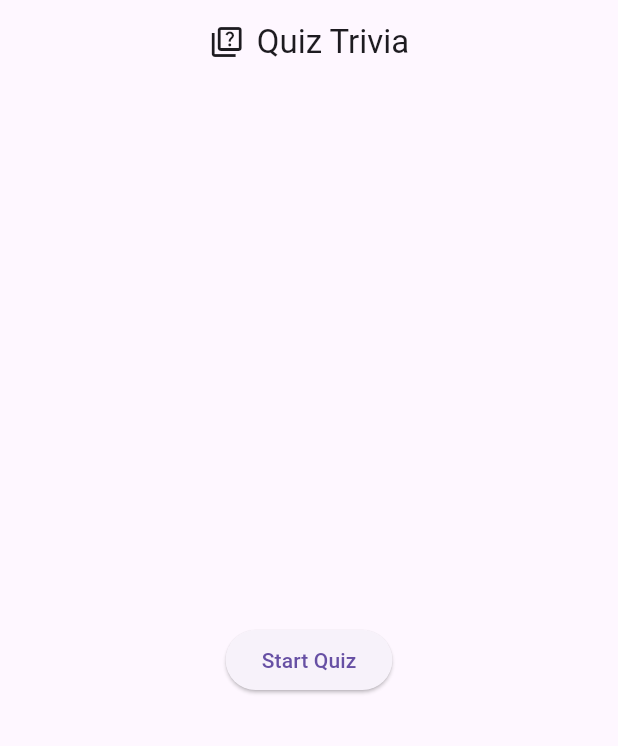
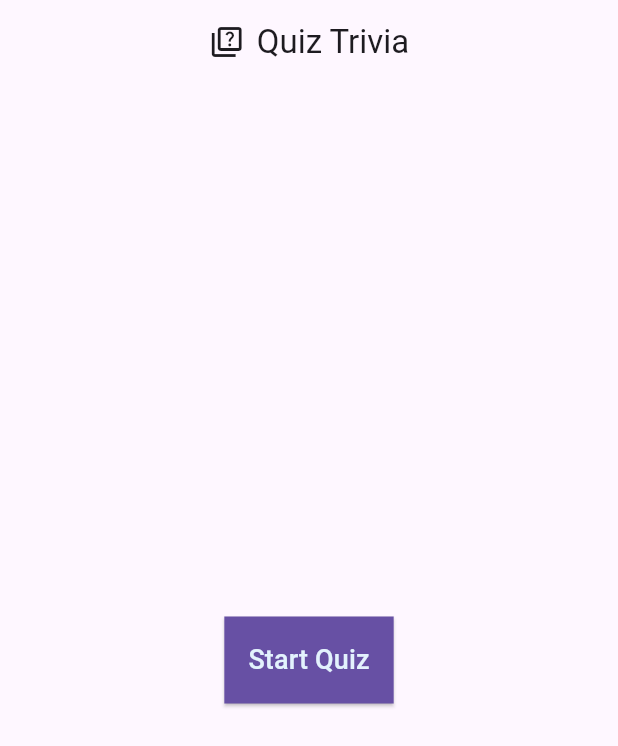
Before and after one commit to abdymazhittoretay/quiz_trivia_app, a Flutter app: the screen it shows after launch, on a phone screen of 412 x 824 dp. Shown: the top 746 px of the screen. Run offline on Flutter 3.47's test engine with Material 3 defaults, Android fonts, the phone set to English and light mode, and no system bars.

Commit message:
style "start quiz" button

```diff
--- a/lib/pages/home_page.dart
+++ b/lib/pages/home_page.dart
@@ -21,8 +21,14 @@ class HomePage extends StatelessWidget {
       ),
       body: Center(
         child: ElevatedButton(
+          style: ElevatedButton.styleFrom(
+            padding: EdgeInsets.all(16.0),
+            shape: LinearBorder(),
+            backgroundColor: Theme.of(context).primaryColor,
+            foregroundColor: Theme.of(context).secondaryHeaderColor,
+          ),
           onPressed: () => () {},
-          child: const Text('Start Quiz'),
+          child: const Text('Start Quiz', style: TextStyle(fontSize: 18.0)),
         ),
       ),
     );
```
